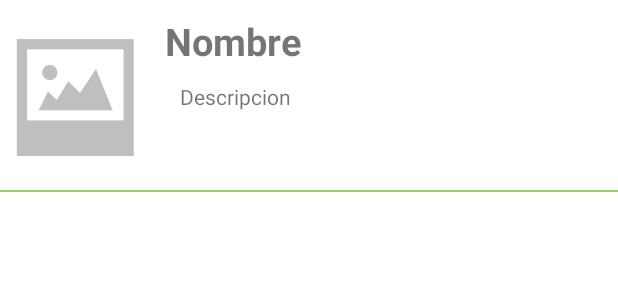
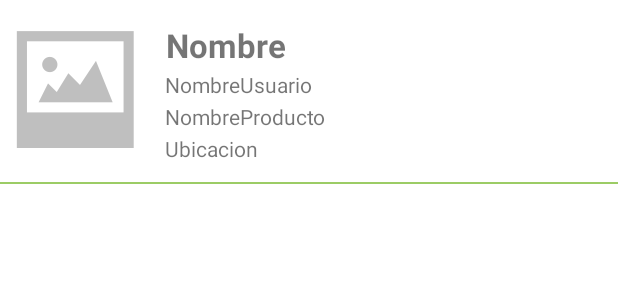
Before and after one commit to ivan-emanuel-rodriguez/AppDonacion, an Android app: the layout item_list_donaciones.xml on its own in the app's theme, with its tools: preview values and no code run, on a phone screen of 412 x 824 dp. Shown: the top 300 px of the screen. Run offline under Robolectric (Android 15) with nearby library versions, the phone set to English and light mode, and no system bars.

Commit message:
Agrego mas campos a la vista maestro

```diff
--- a/app/src/main/java/com/example/appdonacion/adaptadores/AdaptadorDonaciones.java
+++ b/app/src/main/java/com/example/appdonacion/adaptadores/AdaptadorDonaciones.java
@@ -39,6 +39,8 @@ public class AdaptadorDonaciones extends RecyclerView.Adapter<AdaptadorDonacione
     public void onBindViewHolder(@NonNull AdaptadorDonaciones.ViewHolderDonaciones holder, int position) {
         holder.etiquetaNombre.setText(listaDonaciones.get(position).getNombre());
         holder.etiquetaInformacion.setText(listaDonaciones.get(position).getInfo());
+        holder.etiquetaNombreUsuario.setText(listaDonaciones.get(position).getNombreUsuario());
+        holder.etiquetaUbiUsuario.setText(listaDonaciones.get(position).getNombreUbi());
 //        holder.foto.setImageResource(listaDonaciones.get(position).getImagenId());
 
         if (!listaDonaciones.get(position).getUrlImagen().equals("")) {
@@ -71,13 +73,15 @@ public class AdaptadorDonaciones extends RecyclerView.Adapter<AdaptadorDonacione
 
     public class ViewHolderDonaciones extends RecyclerView.ViewHolder {
 
-        TextView etiquetaNombre, etiquetaInformacion;
+        TextView etiquetaNombre, etiquetaInformacion, etiquetaNombreUsuario, etiquetaUbiUsuario ;
         ImageView foto;
 
         public ViewHolderDonaciones(@NonNull View itemView) {
             super(itemView);
             etiquetaNombre = (TextView) itemView.findViewById(R.id.idNombre);
             etiquetaInformacion = (TextView) itemView.findViewById(R.id.idInfo);
+            etiquetaNombreUsuario = (TextView) itemView.findViewById(R.id.nombreUsuario);
+            etiquetaUbiUsuario = (TextView) itemView.findViewById(R.id.nombreUbi);
             foto = (ImageView) itemView.findViewById(R.id.idImagen);
         }
     }
--- a/app/src/main/java/com/example/appdonacion/repo/DonacionRepo.java
+++ b/app/src/main/java/com/example/appdonacion/repo/DonacionRepo.java
@@ -26,6 +26,7 @@ public abstract class DonacionRepo {
                     String nombre = document.getString("nombre");
                     String descripcion = document.getString("descripcion");
                     String imagen = document.getString("imagen");
+                    String usuario = document.getString("usuario");
                     String cantidad = document.getString("cantidad");
                     String direccion = document.getString("direccion");
                     Double latitud = document.getDouble("latitud");
@@ -35,6 +36,8 @@ public abstract class DonacionRepo {
 
                     donacion.setNombre(nombre);
                     donacion.setDescripcionDetallada(descripcion);
+                    donacion.setNombreUsuario(usuario);
+                    donacion.setNombreUbi(direccion);
                     donacion.setUrlImagen(imagen);
                     donacion.setLatitud(latitud);
                     donacion.setLongitud(longitud);
--- a/app/src/main/res/layout/item_list_donaciones.xml
+++ b/app/src/main/res/layout/item_list_donaciones.xml
@@ -14,31 +14,43 @@
             android:id="@+id/idImagen"
             android:layout_width="100dp"
             android:layout_height="100dp"
-            android:layout_marginTop="15dp"
+            android:layout_marginTop="10dp"
             android:layout_marginRight="10dp"
-            android:src="@drawable/no_image"/>
+            android:src="@drawable/no_image" />
 
         <LinearLayout
             android:layout_width="wrap_content"
-            android:layout_height="wrap_content"
+            android:layout_height="match_parent"
             android:orientation="vertical">
 
             <TextView
                 android:id="@+id/idNombre"
                 android:layout_width="wrap_content"
                 android:layout_height="wrap_content"
-                android:layout_marginTop="10dp"
+                android:layout_marginTop="15dp"
+                android:gravity="center_horizontal"
                 android:text="Nombre"
-                android:textSize="25sp"
+                android:textSize="22sp"
                 android:textStyle="bold" />
+            <TextView
+                android:id="@+id/nombreUsuario"
+                android:layout_width="250dp"
+                android:layout_height="wrap_content"
+                android:layout_marginTop="2dp"
+                android:text="NombreUsuario" />
 
             <TextView
                 android:id="@+id/idInfo"
                 android:layout_width="250dp"
                 android:layout_height="wrap_content"
-                android:layout_margin="10dp"
-                android:layout_marginBottom="15dp"
-                android:text="Descripcion" />
+                android:layout_marginTop="2dp"
+                android:text="NombreProducto" />
+            <TextView
+                android:id="@+id/nombreUbi"
+                android:layout_width="250dp"
+                android:layout_height="wrap_content"
+                android:layout_marginTop="2dp"
+                android:text="Ubicacion" />
 
         </LinearLayout>
     </LinearLayout>
```
Also changed, not shown: app/src/main/java/com/example/appdonacion/entidades/DonacionesViewObject.java (+18 -0 lines).
